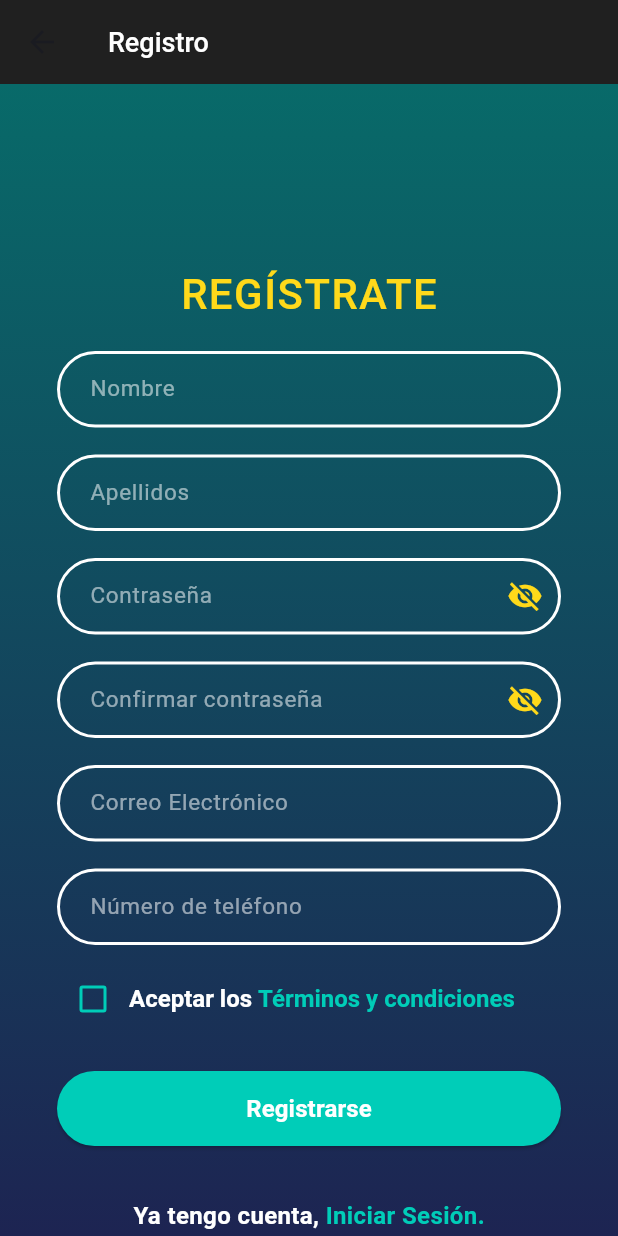
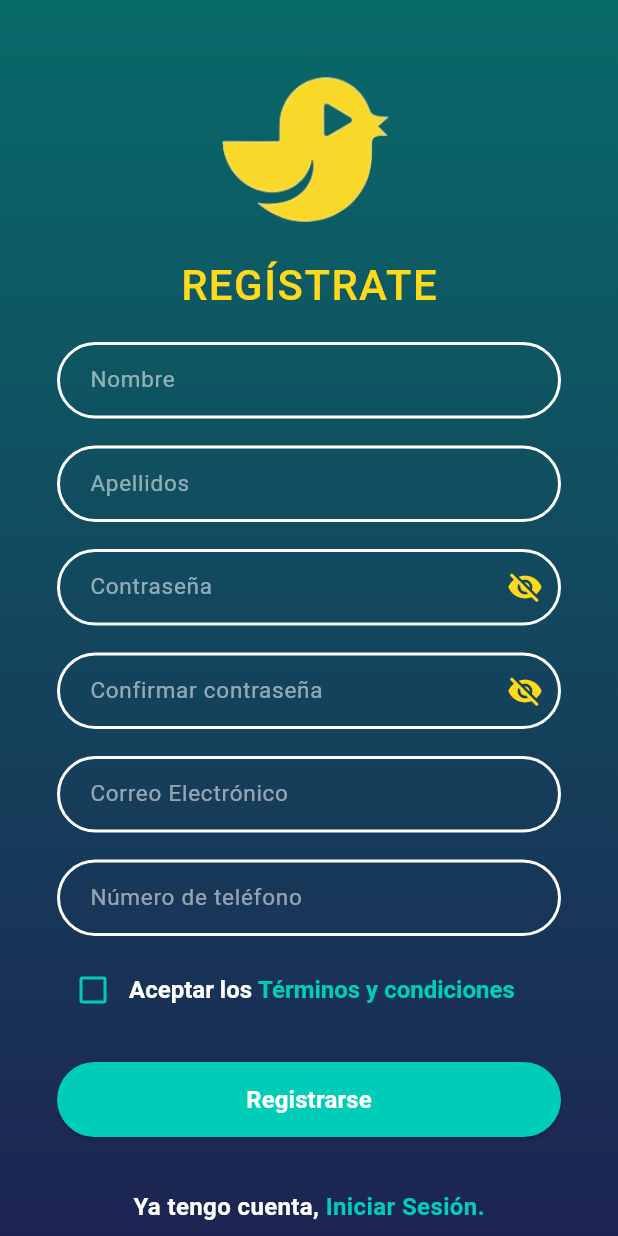
Before and after one commit to Ivanoide0/chipileta_movies_app, a Flutter app: the screen it shows after launch, after a tap on "Iniciar sesión", after a tap on "Registrarse.", on a phone screen of 412 x 824 dp. Run offline on Flutter 3.47's test engine with Material 3 defaults, Android fonts, the phone set to English and light mode, and no system bars; our stand-ins replace go_router, sqflite; missing offline and left inert: bcrypt; accounts and stored records are empty.

Commit message:
cambio_logo_y_appbar_eliminado

```diff
--- a/lib/presentation/screens/auth/login.dart
+++ b/lib/presentation/screens/auth/login.dart
@@ -86,15 +86,12 @@ class _LoginPageState extends State<LoginPage> {
   Widget build(BuildContext context) {
     return Scaffold(
       backgroundColor: AppColors.backgroundDark,
-      appBar: AppBar(
-        title: const Text('Login', style: AppStyles.appBarTitle),
-        backgroundColor: AppColors.backgroundDark,
-        elevation: 0,
-      ),
       body: Container(
         width: double.infinity,
         height: double.infinity,
-        decoration: const BoxDecoration(gradient: AppColors.loginGradient),
+        decoration: const BoxDecoration(
+          gradient: AppColors.loginGradient,
+        ),
         child: SingleChildScrollView(
           child: Padding(
             padding: const EdgeInsets.symmetric(horizontal: 38),
@@ -102,10 +99,20 @@ class _LoginPageState extends State<LoginPage> {
               key: _formKey,
               child: Column(
                 children: [
-                  const SizedBox(height: 60),
-                  const SizedBox(height: 70),
+                  const SizedBox(height: 30),
 
-                  const Text('INICIAR SESIÓN', style: AppStyles.loginTitle),
+                  Image.asset(
+                    'lib/resources/images/chipilogo 2.png',
+                    height: 100,
+                    fit: BoxFit.contain,
+                  ),
+
+                  const SizedBox(height: 20),
+
+                  const Text(
+                    'INICIAR SESIÓN',
+                    style: AppStyles.loginTitle,
+                  ),
 
                   const SizedBox(height: 18),
 
@@ -191,10 +198,16 @@ class _LoginPageState extends State<LoginPage> {
                   Row(
                     mainAxisAlignment: MainAxisAlignment.center,
                     children: [
-                      const Text('No tengo cuenta, ', style: AppStyles.normalText),
+                      const Text(
+                        'No tengo cuenta, ',
+                        style: AppStyles.normalText,
+                      ),
                       GestureDetector(
                         onTap: _goToRegister,
-                        child: const Text('Registrarse.', style: AppStyles.linkText),
+                        child: const Text(
+                          'Registrarse.',
+                          style: AppStyles.linkText,
+                        ),
                       ),
                     ],
                   ),
@@ -229,20 +242,31 @@ class _LoginPageState extends State<LoginPage> {
       decoration: InputDecoration(
         hintText: hintText,
         hintStyle: AppStyles.inputHint,
-        contentPadding: const EdgeInsets.symmetric(horizontal: 18, vertical: 14),
+        contentPadding: const EdgeInsets.symmetric(
+          horizontal: 18,
+          vertical: 14,
+        ),
         enabledBorder: OutlineInputBorder(
           borderRadius: BorderRadius.circular(30),
-          borderSide: const BorderSide(color: AppColors.white, width: 2),
+          borderSide: const BorderSide(
+            color: AppColors.white,
+            width: 2,
+          ),
         ),
         focusedBorder: OutlineInputBorder(
           borderRadius: BorderRadius.circular(30),
-          borderSide: const BorderSide(color: AppColors.yellow, width: 2),
+          borderSide: const BorderSide(
+            color: AppColors.yellow,
+            width: 2,
+          ),
         ),
         suffixIcon: isPassword
             ? IconButton(
                 onPressed: enabled ? onToggleObscure : null,
                 icon: Icon(
-                  obscureText ? Icons.visibility_off : Icons.visibility,
+                  obscureText
+                      ? Icons.visibility_off
+                      : Icons.visibility,
                   color: AppColors.yellow,
                 ),
               )
--- a/lib/presentation/screens/auth/register.dart
+++ b/lib/presentation/screens/auth/register.dart
@@ -101,11 +101,7 @@ class _RegisterPageState extends State<RegisterPage> {
   Widget build(BuildContext context) {
     return Scaffold(
       backgroundColor: AppColors.backgroundDark,
-      appBar: AppBar(
-        title: const Text('Registro', style: AppStyles.appBarTitle),
-        backgroundColor: AppColors.backgroundDark,
-        elevation: 0,
-      ),
+
       body: Container(
         width: double.infinity,
         height: double.infinity,
@@ -118,14 +114,19 @@ class _RegisterPageState extends State<RegisterPage> {
               child: Column(
                 children: [
                   const SizedBox(height: 50),
-                  const SizedBox(height: 70),
 
-                  // Image.asset(
-                  //   'assets/images/chipi_logo.png',
-                  //   width: 160,
-                  // ),
+                  Image.asset(
+                  'lib/resources/images/chipilogo 2.png',
+                    height: 100,
+                     fit: BoxFit.contain,
+                      ),
 
-                  const Text('REGÍSTRATE', style: AppStyles.loginTitle),
+const SizedBox(height: 20),
+
+const Text(
+  'REGÍSTRATE',
+  style: AppStyles.loginTitle,
+),
 
                   const SizedBox(height: 18),
 
--- a/pubspec.yaml
+++ b/pubspec.yaml
@@ -62,7 +62,8 @@ flutter:
   # included with your application, so that you can use the icons in
   # the material Icons class.
   uses-material-design: true
-
+  assets:
+  - lib/resources/images/
   # To add assets to your application, add an assets section, like this:
   # assets:
   #   - images/a_dot_burr.jpeg
```
Also changed, not shown: lib/resources/images/chipilogo 2.png (added), pubspec.lock.
